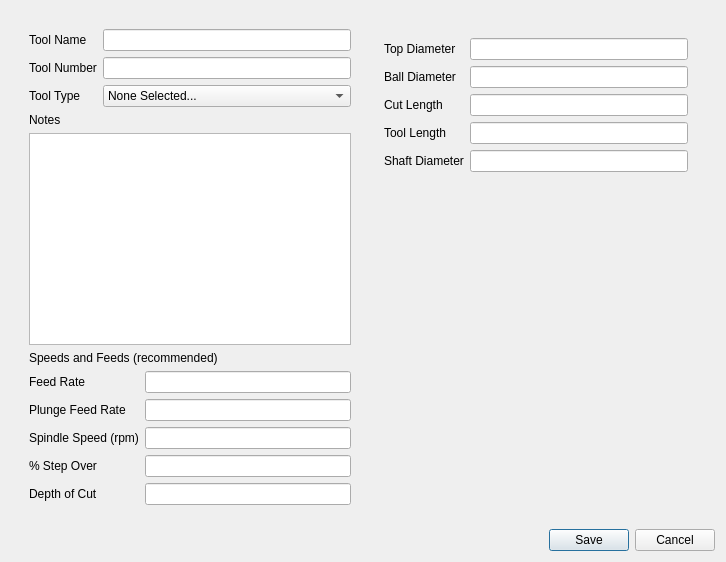
Old version of the form buildbotics/resources/ui/tool.ui in the repository DougCoffland/FreeCADGCodeWB.
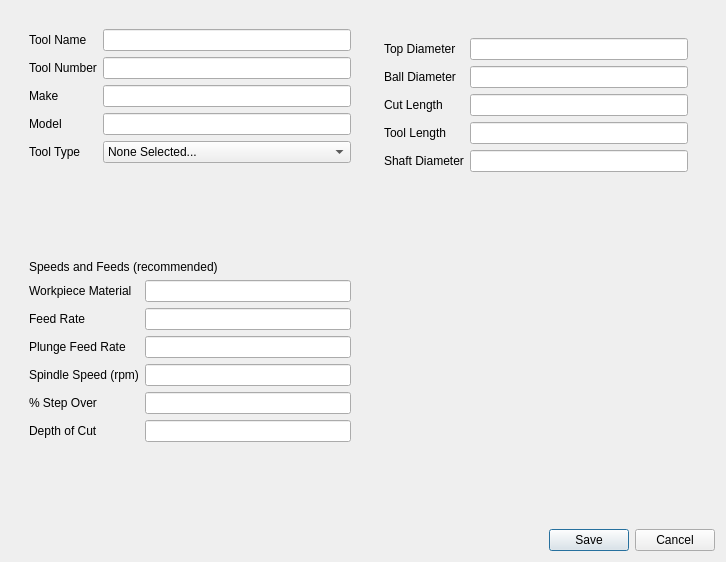
New version of the form. The open tabs and pages were chosen to show the change.

Commit message: added properties to all tool types

Patch:
```diff
--- a/buildbotics/resources/ui/tool.ui
+++ b/buildbotics/resources/ui/tool.ui
@@ -68,14 +68,14 @@
            <item row="1" column="1">
             <widget class="QLineEdit" name="lineEdit_2"/>
            </item>
-           <item row="2" column="0">
+           <item row="4" column="0">
             <widget class="QLabel" name="label_3">
              <property name="text">
               <string>Tool Type</string>
              </property>
             </widget>
            </item>
-           <item row="2" column="1">
+           <item row="4" column="1">
             <widget class="QComboBox" name="toolTypeCB">
              <item>
               <property name="text">
@@ -116,18 +116,28 @@
              </property>
             </widget>
            </item>
+           <item row="2" column="0">
+            <widget class="QLabel" name="label_31">
+             <property name="text">
+              <string>Make</string>
+             </property>
+            </widget>
+           </item>
+           <item row="2" column="1">
+            <widget class="QLineEdit" name="makeEdit"/>
+           </item>
+           <item row="3" column="0">
+            <widget class="QLabel" name="label_32">
+             <property name="text">
+              <string>Model</string>
+             </property>
+            </widget>
+           </item>
+           <item row="3" column="1">
+            <widget class="QLineEdit" name="modelEdit"/>
+           </item>
           </layout>
          </item>
-         <item>
-          <widget class="QLabel" name="label_31">
-           <property name="text">
-            <string>Notes</string>
-           </property>
-          </widget>
-         </item>
-         <item>
-          <widget class="QTextEdit" name="textEdit"/>
-         </item>
          <item>
           <widget class="QLabel" name="label_10">
            <property name="sizePolicy">
@@ -143,53 +153,63 @@
          </item>
          <item>
           <layout class="QFormLayout" name="formLayout_2">
-           <item row="2" column="0">
+           <item row="3" column="0">
             <widget class="QLabel" name="label_5">
              <property name="text">
               <string>Plunge Feed Rate</string>
              </property>
             </widget>
            </item>
-           <item row="2" column="1">
-            <widget class="QLineEdit" name="lineEdit_4"/>
+           <item row="3" column="1">
+            <widget class="QLineEdit" name="plungeRateEdit"/>
            </item>
-           <item row="3" column="0">
+           <item row="4" column="0">
             <widget class="QLabel" name="label_6">
              <property name="text">
               <string>Spindle Speed (rpm)</string>
              </property>
             </widget>
            </item>
-           <item row="3" column="1">
-            <widget class="QLineEdit" name="lineEdit_5"/>
+           <item row="4" column="1">
+            <widget class="QLineEdit" name="spindleSpeedEdit"/>
            </item>
-           <item row="4" column="0">
+           <item row="5" column="0">
             <widget class="QLabel" name="label_7">
              <property name="text">
               <string>% Step Over</string>
              </property>
             </widget>
            </item>
-           <item row="4" column="1">
-            <widget class="QLineEdit" name="lineEdit_6"/>
+           <item row="5" column="1">
+            <widget class="QLineEdit" name="stepOverEdit"/>
            </item>
-           <item row="5" column="0">
+           <item row="6" column="0">
             <widget class="QLabel" name="label_8">
              <property name="text">
               <string>Depth of Cut</string>
              </property>
             </widget>
            </item>
-           <item row="5" column="1">
-            <widget class="QLineEdit" name="lineEdit_7"/>
+           <item row="6" column="1">
+            <widget class="QLineEdit" name="depthOfCutEdit"/>
            </item>
-           <item row="1" column="0">
+           <item row="2" column="0">
             <widget class="QLabel" name="label_4">
              <property name="text">
               <string>Feed Rate</string>
              </property>
             </widget>
            </item>
+           <item row="2" column="1">
+            <widget class="QLineEdit" name="feedRateEdit"/>
+           </item>
+           <item row="1" column="0">
+            <widget class="QLabel" name="label_33">
+             <property name="text">
+              <string>Workpiece Material</string>
+             </property>
+            </widget>
+           </item>
            <item row="1" column="1">
             <widget class="QLineEdit" name="lineEdit_3"/>
            </item>
```
Left out of the diff: 50 changed lines with no effect on the pictures. The commit also changes 1 other file.
